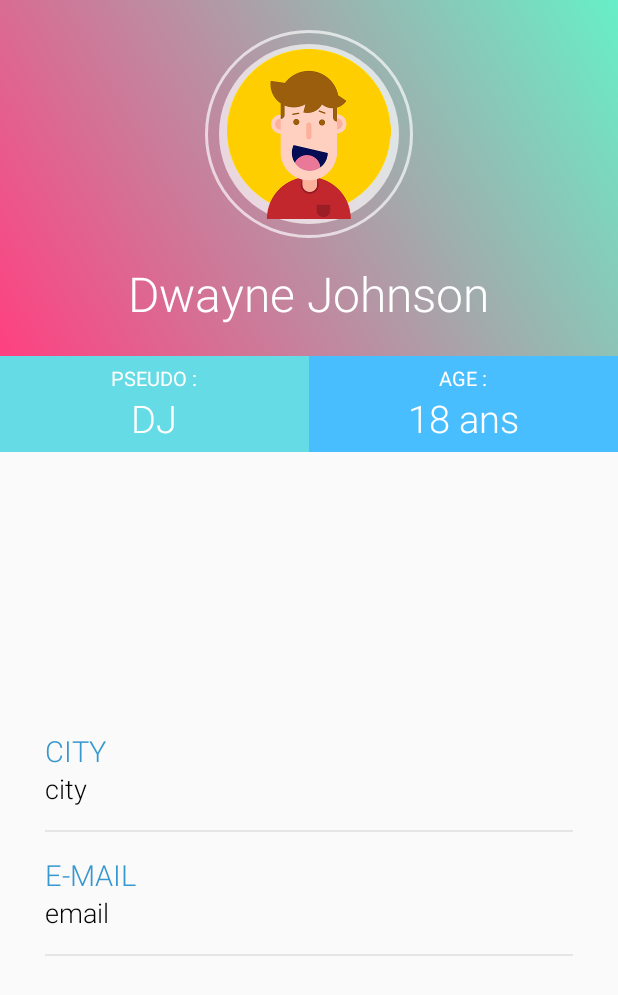
After one commit to git-thu-thao-nguyen/SmartCity, an Android app: the Profil screen opened directly, with no data from a screen before it, on a phone screen of 412 x 824 dp. The commit adds this screen. Shown: the top 995 px of the screen. Run offline under Robolectric (Android 15) with nearby library versions, the phone set to English and light mode, and no system bars.

Commit message:
Login Register Profil

```diff
--- a/app/build.gradle
+++ b/app/build.gradle
@@ -27,4 +27,8 @@ dependencies {
     androidTestImplementation 'com.android.support.test.espresso:espresso-core:3.0.2'
     implementation 'com.android.support:design:28.0.0'
     implementation 'com.android.volley:volley:1.1.0'
+
+    compile 'com.android.support:design:28.0.0'
+    compile 'com.android.support:percent:28.0.0'
+    compile 'com.android.support:cardview-v7:28.0.0'
 }
--- a/app/src/main/java/com/example/smartcity/LoginActivity.java
+++ b/app/src/main/java/com/example/smartcity/Activity/Login.java
@@ -1,4 +1,4 @@
-package com.example.smartcity;
+package com.example.smartcity.Activity;
 
 import android.content.Intent;
 import android.support.v7.app.AppCompatActivity;
@@ -12,11 +12,12 @@ import android.widget.Toast;
 
 import com.android.volley.AuthFailureError;
 import com.android.volley.Request;
-import com.android.volley.RequestQueue;
 import com.android.volley.Response;
 import com.android.volley.VolleyError;
 import com.android.volley.toolbox.StringRequest;
-import com.android.volley.toolbox.Volley;
+import com.example.smartcity.R;
+import com.example.smartcity.RequestHandler;
+import com.example.smartcity.Urls;
 
 import org.json.JSONArray;
 import org.json.JSONException;
@@ -25,13 +26,13 @@ import org.json.JSONObject;
 import java.util.HashMap;
 import java.util.Map;
 
-public class LoginActivity extends AppCompatActivity {
+public class Login extends AppCompatActivity {
 
     private EditText pseudo, mdp;
     private Button buttonLogin;
     private Button linkRegist;
     private ProgressBar loading;
-    private static String URL_LOGIN ="http://192.168.1.17/HTML/android_register_login/login.php";
+    private static String URL_LOGIN = Urls.URL_LOGIN;
 
     @Override
     protected void onCreate(Bundle savedInstanceState) {
@@ -63,7 +64,7 @@ public class LoginActivity extends AppCompatActivity {
         linkRegist.setOnClickListener(new View.OnClickListener() {
             @Override
             public void onClick(View v) {
-                Intent intentRegist = new Intent(LoginActivity.this, RegisterActivity.class);
+                Intent intentRegist = new Intent(Login.this, Register.class);
                 startActivity(intentRegist);
             }
         });
@@ -90,7 +91,10 @@ public class LoginActivity extends AppCompatActivity {
 
                                     JSONObject object = jsonArray.getJSONObject(i);
                                     String p = object.getString("pseudo").trim();
-                                    Toast.makeText(LoginActivity.this,"Success Login, "+p,Toast.LENGTH_SHORT).show();
+
+                                    Intent intent = new Intent(Login.this,Profil.class);
+                                    intent.putExtra("pseudo",p);
+                                    startActivity(intent);
 
                                     loading.setVisibility(View.GONE);
                                 }
@@ -99,7 +103,7 @@ public class LoginActivity extends AppCompatActivity {
                             e.printStackTrace();
                             loading.setVisibility(View.GONE);
                             buttonLogin.setVisibility(View.VISIBLE);
-                            Toast.makeText(LoginActivity.this,"Error Login 1!" + e.toString(),Toast.LENGTH_SHORT).show();
+                            Toast.makeText(Login.this,"Error Login 1!" + e.toString(),Toast.LENGTH_SHORT).show();
                         }
                     }
                 },
@@ -108,7 +112,7 @@ public class LoginActivity extends AppCompatActivity {
                     public void onErrorResponse(VolleyError error) {
                         loading.setVisibility(View.GONE);
                         buttonLogin.setVisibility(View.VISIBLE);
-                        Toast.makeText(LoginActivity.this,"Error Login 2!" + error.toString(),Toast.LENGTH_SHORT).show();
+                        Toast.makeText(Login.this,"Error Login 2!" + error.toString(),Toast.LENGTH_SHORT).show();
 
                     }
                 })
@@ -122,7 +126,7 @@ public class LoginActivity extends AppCompatActivity {
             }
         };
 
-        RequestQueue requestQueue = Volley.newRequestQueue(this);
-        requestQueue.add(stringRequest);
+        RequestHandler.getInstance(this).addToRequestQueue(stringRequest);
+
     }
 }
--- /dev/null
+++ b/app/src/main/java/com/example/smartcity/Activity/Profil.java
@@ -0,0 +1,18 @@
+package com.example.smartcity.Activity;
+
+import android.support.v7.app.AppCompatActivity;
+import android.os.Bundle;
+import android.widget.TextView;
+
+import com.example.smartcity.R;
+
+public class Profil extends AppCompatActivity {
+
+    private TextView textViewNom, textViewPseudo, textViewEmail, textViewAge;
+
+    @Override
+    protected void onCreate(Bundle savedInstanceState) {
+        super.onCreate(savedInstanceState);
+        setContentView(R.layout.activity_profil);
+    }
+}
--- a/app/src/main/java/com/example/smartcity/RegisterActivity.java
+++ b/app/src/main/java/com/example/smartcity/Activity/Register.java
@@ -1,5 +1,6 @@
-package com.example.smartcity;
+package com.example.smartcity.Activity;
 
+import android.content.Intent;
 import android.support.v7.app.AppCompatActivity;
 import android.os.Bundle;
 import android.util.Log;
@@ -11,25 +12,25 @@ import android.widget.Toast;
 
 import com.android.volley.AuthFailureError;
 import com.android.volley.Request;
-import com.android.volley.RequestQueue;
 import com.android.volley.Response;
 import com.android.volley.VolleyError;
 import com.android.volley.toolbox.StringRequest;
-import com.android.volley.toolbox.Volley;
+import com.example.smartcity.R;
+import com.example.smartcity.RequestHandler;
+import com.example.smartcity.Urls;
 
 import org.json.JSONException;
 import org.json.JSONObject;
 
-import java.io.StringReader;
 import java.util.HashMap;
 import java.util.Map;
 
-public class RegisterActivity extends AppCompatActivity {
+public class Register extends AppCompatActivity {
 
     private EditText editTextPseudo, editTextEmail, editTextAge, editTextMDP;
-    private Button buttonRegist;
+    private Button buttonRegist, buttonSignIn;
     private ProgressBar loading;
-    private static String URL_REGIST = "http://192.168.1.17/HTML/android_register_login/register.php";
+    private static String URL_REGIST = Urls.URL_REGIST;
 
     @Override
     protected void onCreate(Bundle savedInstanceState) {
@@ -43,11 +44,21 @@ public class RegisterActivity extends AppCompatActivity {
         editTextAge = findViewById(R.id.age);
         editTextMDP = findViewById(R.id.MDP);
         buttonRegist = findViewById(R.id.regist);
+        buttonSignIn = findViewById(R.id.signin);
 
         buttonRegist.setOnClickListener(new View.OnClickListener() {
             @Override
             public void onClick(View v) {
                 Regist();
+            }
+        });
+
+        buttonSignIn.setOnClickListener(new View.OnClickListener() {
+            @Override
+            public void onClick(View v) {
+
+                Intent Intentconnexion = new Intent(Register.this, Login.class);
+                startActivity(Intentconnexion);
             }
         });
     }
@@ -70,12 +81,12 @@ public class RegisterActivity extends AppCompatActivity {
                             JSONObject jsonObject = new JSONObject(response);
                             String success = jsonObject.getString("success");
                             if(success.equals("1")){
-                                Toast.makeText(RegisterActivity.this,"Register Success!", Toast.LENGTH_SHORT).show();
+                                Toast.makeText(Register.this,"Register Success!", Toast.LENGTH_SHORT).show();
                             }
 
                         } catch (JSONException e){
                             e.printStackTrace();
-                            Toast.makeText(RegisterActivity.this,"Register Error 1! " + e.toString(), Toast.LENGTH_SHORT).show();
+                            Toast.makeText(Register.this,"Register Error 1! " + e.toString(), Toast.LENGTH_SHORT).show();
                             loading.setVisibility(View.GONE);
                             buttonRegist.setVisibility(View.VISIBLE);
                         }
@@ -84,7 +95,7 @@ public class RegisterActivity extends AppCompatActivity {
                 new Response.ErrorListener() {
                     @Override
                     public void onErrorResponse(VolleyError error) {
-                        Toast.makeText(RegisterActivity.this,"Register Error 2! " + error.toString(), Toast.LENGTH_SHORT).show();
+                        Toast.makeText(Register.this,"Register Error 2! " + error.toString(), Toast.LENGTH_SHORT).show();
                         loading.setVisibility(View.GONE);
                         buttonRegist.setVisibility(View.VISIBLE);
                     }
@@ -101,7 +112,6 @@ public class RegisterActivity extends AppCompatActivity {
             }
         };
 
-        RequestQueue requestQueue = Volley.newRequestQueue(this);
-        requestQueue.add(stringRequest);
+        RequestHandler.getInstance(this).addToRequestQueue(stringRequest);
     }
 }
--- /dev/null
+++ b/app/src/main/java/com/example/smartcity/RequestHandler.java
@@ -0,0 +1,48 @@
+package com.example.smartcity;
+
+import android.content.Context;
+import com.android.volley.Request;
+import com.android.volley.RequestQueue;
+import com.android.volley.toolbox.Volley;
+
+/*
+ *
+ * Ex, i call Volley.newRequestQueue(context) n times => n RequestQueue will create.
+ * But, i only need to use 1 RequestQueue for all apps (Activity, Fragment, Service…).
+ * So, here i use Singleton Pattern for design class RequestHandler that manages RequestQueue :
+ *
+ */
+
+public class RequestHandler {
+
+    private static RequestHandler mInstance;
+    private RequestQueue mRequestQueue;
+    private static Context mCtx;
+
+    private RequestHandler(Context context) {
+        mCtx = context;
+        mRequestQueue = getRequestQueue();
+    }
+
+    public static synchronized RequestHandler getInstance(Context context) {
+        if (mInstance == null) {
+            mInstance = new RequestHandler(context);
+        }
+        return mInstance;
+    }
+
+    public RequestQueue getRequestQueue() {
+        if (mRequestQueue == null) {
+            // getApplicationContext() is key, it keeps you from leaking the
+            // Activity or BroadcastReceiver if someone passes one in.
+            mRequestQueue = Volley.newRequestQueue(mCtx.getApplicationContext());
+        }
+        return mRequestQueue;
+    }
+
+    public <T> void addToRequestQueue(Request<T> req) {
+
+        getRequestQueue().add(req);
+
+    }
+}
--- /dev/null
+++ b/app/src/main/java/com/example/smartcity/Urls.java
@@ -0,0 +1,9 @@
+package com.example.smartcity;
+
+public class Urls {
+
+    private static final String UrlPrincipale = "http://192.168.1.17/Android/";
+    public static final String URL_REGIST = UrlPrincipale + "register.php";
+    public static final String URL_LOGIN = UrlPrincipale + "login.php";
+
+}
--- /dev/null
+++ b/app/src/main/res/drawable/circle.xml
@@ -0,0 +1,8 @@
+<?xml version="1.0" encoding="utf-8"?>
+<shape xmlns:android="http://schemas.android.com/apk/res/android"
+
+    android:shape="oval">
+
+    <solid android:color="@color/solidCircle"/>
+
+</shape>
--- /dev/null
+++ b/app/src/main/res/drawable/circle_border.xml
@@ -0,0 +1,10 @@
+<?xml version="1.0" encoding="utf-8"?>
+<shape xmlns:android="http://schemas.android.com/apk/res/android"
+
+    android:shape="oval">
+
+    <stroke
+        android:width="2dp"
+        android:color="@color/solidCircle"/>
+
+</shape>
--- /dev/null
+++ b/app/src/main/res/drawable/grad.xml
@@ -0,0 +1,10 @@
+<?xml version="1.0" encoding="utf-8"?>
+<shape xmlns:android="http://schemas.android.com/apk/res/android"
+    android:shape="rectangle">
+
+    <gradient
+        android:angle="45"
+        android:startColor="@color/colorAccent"
+        android:endColor="@color/gradEnd"/>
+
+</shape>
--- a/app/src/main/res/layout/activity_login.xml
+++ b/app/src/main/res/layout/activity_login.xml
@@ -8,7 +8,7 @@
     android:orientation="vertical"
     android:gravity="center"
     android:padding="20dp"
-    tools:context=".LoginActivity">
+    tools:context=".Activity.Login">
 
     <ImageView
         android:layout_width="341dp"
--- /dev/null
+++ b/app/src/main/res/layout/activity_profil.xml
@@ -0,0 +1,221 @@
+<?xml version="1.0" encoding="utf-8"?>
+<RelativeLayout xmlns:android="http://schemas.android.com/apk/res/android"
+    xmlns:app="http://schemas.android.com/apk/res-auto"
+    xmlns:tools="http://schemas.android.com/tools"
+    android:layout_width="match_parent"
+    android:layout_height="match_parent"
+    tools:context=".Activity.Profil">
+
+    <RelativeLayout
+        android:id="@+id/RelativeLayout1"
+        android:layout_width="match_parent"
+        android:layout_height="wrap_content"
+        android:background="@drawable/grad"
+        android:paddingBottom="20dp">
+
+        <RelativeLayout
+            android:id="@+id/ImageUtilisateur"
+            android:layout_width="wrap_content"
+            android:layout_height="wrap_content"
+            android:layout_centerHorizontal="true"
+            android:layout_marginTop="20dp"
+            android:background="@drawable/circle_border">
+
+            <ImageView
+                android:layout_width="120dp"
+                android:layout_height="120dp"
+                android:layout_margin="9dp"
+                android:padding="3dp"
+                android:adjustViewBounds="true"
+                android:background="@drawable/circle"
+                android:scaleType="centerInside"
+                android:src="@drawable/ic_user"/>
+
+        </RelativeLayout>
+
+        <TextView
+            android:id="@+id/TextViewNomPrenom"
+            android:layout_width="wrap_content"
+            android:layout_height="wrap_content"
+            android:layout_below="@+id/ImageUtilisateur"
+            android:layout_centerHorizontal="true"
+            android:fontFamily="sans-serif-light"
+            android:text="Dwayne Johnson"
+            android:layout_marginTop="15dp"
+            android:textColor="@color/white"
+            android:textSize="32dp"/>
+    </RelativeLayout>
+
+
+    <LinearLayout
+        android:id="@+id/linearLayout1"
+        android:layout_width="match_parent"
+        android:layout_height="wrap_content"
+        android:layout_below="@+id/RelativeLayout1"
+        android:orientation="horizontal">
+
+        <RelativeLayout
+            android:layout_width="match_parent"
+            android:layout_height="wrap_content"
+            android:layout_weight="1"
+            android:layout_gravity="center"
+            android:gravity="center"
+            android:paddingBottom="5dp"
+            android:paddingTop="5dp"
+            android:background="@color/pseudobg">
+
+            <LinearLayout
+                android:layout_width="wrap_content"
+                android:layout_height="wrap_content"
+                android:gravity="center_horizontal"
+                android:orientation="vertical">
+
+                <TextView
+                    android:id="@+id/TitrePseudo"
+                    android:layout_width="wrap_content"
+                    android:layout_height="wrap_content"
+                    android:text="Pseudo :"
+                    android:textAllCaps="true"
+                    android:textColor="@color/white"
+                    android:textSize="13sp" />
+
+                <TextView
+                    android:id="@+id/TextViewPseudo"
+                    android:layout_width="wrap_content"
+                    android:layout_height="wrap_content"
+                    android:fontFamily="sans-serif-light"
+                    android:text="DJ"
+                    android:textColor="@color/white"
+                    android:textSize="25sp" />
+
+            </LinearLayout>
+        </RelativeLayout>
+
+        <RelativeLayout
+            android:layout_width="match_parent"
+            android:layout_height="wrap_content"
+            android:layout_weight="1"
+            android:layout_gravity="center"
+            android:gravity="center"
+            android:paddingBottom="5dp"
+            android:paddingTop="5dp"
+            android:background="@color/agebg">
+
+            <LinearLayout
+                android:layout_width="wrap_content"
+                android:layout_height="wrap_content"
+                android:gravity="center_horizontal"
+                android:orientation="vertical">
+
+                <TextView
+                    android:id="@+id/TitreAge"
+                    android:layout_width="wrap_content"
+                    android:layout_height="wrap_content"
+                    android:text="Age :"
+                    android:textAllCaps="true"
+                    android:textColor="@color/white"
+                    android:textSize="13sp" />
+
+                <TextView
+                    android:id="@+id/TextViewAge"
+                    android:layout_width="wrap_content"
+                    android:layout_height="wrap_content"
+                    android:fontFamily="sans-serif-light"
+                    android:text="18 ans"
+                    android:textColor="@color/white"
+                    android:textSize="25sp" />
+
+            </LinearLayout>
+        </RelativeLayout>
+    </LinearLayout>
+
+    <RelativeLayout
+        android:layout_width="match_parent"
+        android:layout_height="match_parent"
+        android:layout_below="@id/linearLayout1">
+
+        <LinearLayout
+            android:id="@+id/linearLayout2"
+            android:layout_width="match_parent"
+            android:layout_height="wrap_content"
+            android:orientation="vertical"
+            android:layout_centerInParent="true"
+            android:layout_marginTop="20dp"
+            android:layout_marginLeft="30dp"
+            android:layout_marginRight="30dp">
+
+            <LinearLayout
+                android:id="@+id/linearLayout3"
+                android:layout_width="match_parent"
+                android:layout_height="wrap_content"
+                android:orientation="vertical">
+
+                <TextView
+                    android:id="@+id/TitreVille"
+                    android:layout_width="wrap_content"
+                    android:layout_height="wrap_content"
+                    android:fontFamily="sans-serif-light"
+                    android:text="CITY"
+                    android:textColor="@color/headings"
+                    android:textSize="19sp" />
+
+                <TextView
+                    android:id="@+id/TextViewVille"
+                    android:layout_width="wrap_content"
+                    android:layout_height="wrap_content"
+                    android:fontFamily="sans-serif-light"
+                    android:text="city"
+                    android:textColor="#000000"
+                    android:textSize="18sp" />
+
+                <View
+                    android:layout_width="match_parent"
+                    android:layout_height="1dp"
+                    android:layout_marginTop="15dp"
+                    android:background="@color/grey">
+
+                </View>
+
+
+            </LinearLayout>
+
+            <LinearLayout
+                android:id="@+id/linearLayout4"
+                android:layout_width="match_parent"
+                android:layout_height="wrap_content"
+                android:layout_marginTop="15dp"
+                android:orientation="vertical">
+
+                <TextView
+                    android:id="@+id/TitreEmail"
+                    android:layout_width="wrap_content"
+                    android:layout_height="wrap_content"
+                    android:fontFamily="sans-serif-light"
+                    android:text="E-MAIL"
+                    android:textColor="@color/headings"
+                    android:textSize="19sp" />
+
+                <TextView
+                    android:id="@+id/TextViewEmail"
+                    android:layout_width="wrap_content"
+                    android:layout_height="wrap_content"
+                    android:fontFamily="sans-serif-light"
+                    android:text="email"
+                    android:textColor="#000000"
+                    android:textSize="18sp" />
+
+                <View
+                    android:layout_width="match_parent"
+                    android:layout_height="1dp"
+                    android:layout_marginTop="15dp"
+                    android:background="@color/grey">
+
+                </View>
+
+
+            </LinearLayout>
+        </LinearLayout>
+    </RelativeLayout>
+
+
+</RelativeLayout>
--- a/app/src/main/res/layout/activity_register.xml
+++ b/app/src/main/res/layout/activity_register.xml
@@ -8,7 +8,7 @@
     android:orientation="vertical"
     android:gravity="center"
     android:padding="20dp"
-    tools:context=".RegisterActivity">
+    tools:context=".Activity.Register">
 
     <EditText
         android:id="@+id/pseudo"
@@ -86,6 +86,19 @@
         android:background="@drawable/shapesignup"
         android:textColor="@color/white"/>
 
+    <Button
+        android:id="@+id/signin"
+        android:layout_width="match_parent"
+        android:layout_height="wrap_content"
+        android:text="Sign in"
+        android:shadowColor="@android:color/transparent"
+        android:padding="15dp"
+        android:layout_marginRight="10dp"
+        android:layout_marginLeft="10dp"
+        android:layout_marginBottom="10dp"
+        android:layout_marginTop="0dp"
+        android:background="@drawable/shapelogin"
+        android:textColor="@color/colorPrimary"/>
 
 
 
--- a/app/src/main/res/values/colors.xml
+++ b/app/src/main/res/values/colors.xml
@@ -7,7 +7,19 @@
     <color name="colorPrimaryDark2">#106991</color>
     <color name="colorPrimary2">#1984b4</color>
     <color name="signupColor">#066e8a</color>
+
+
     <color name="white">#FFFFFF</color>
+    <color name="address">#2F7092</color>
+    <color name="followers">#0D5D98</color>
+    <color name="headings">#3797CF</color>
+    <color name="solidCircle">#AAFFFFFF</color>
+    <color name="circleBorder">#50FFFFFF</color>
+    <color name="gradEnd">#67EFC8</color>
+    <color name="gradStart">#63C9FF</color>
+    <color name="pseudobg">#65DCE5</color>
+    <color name="agebg">#49BEFF</color>
+    <color name="grey">#E5E5E5</color>
 
 
 
```
Also changed, not shown: app/src/main/AndroidManifest.xml (+4 -4 lines), app/src/main/res/drawable/ic_user.png (added).
